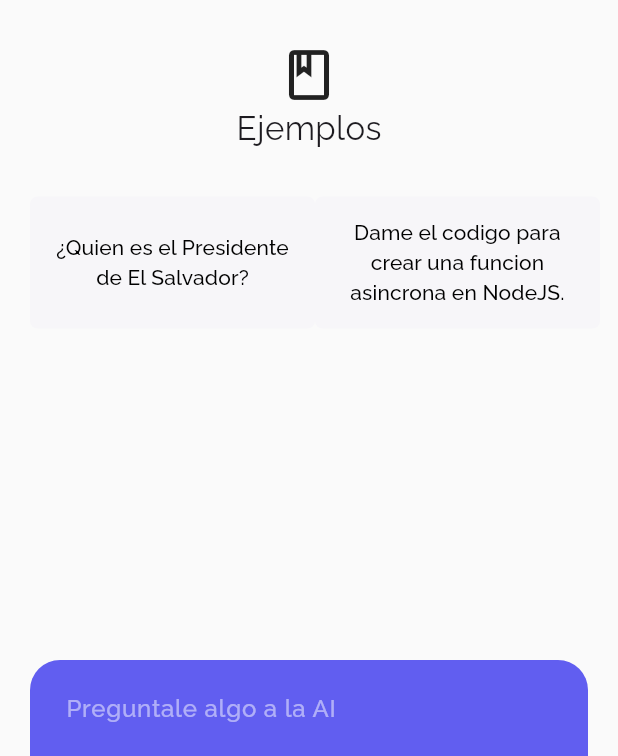
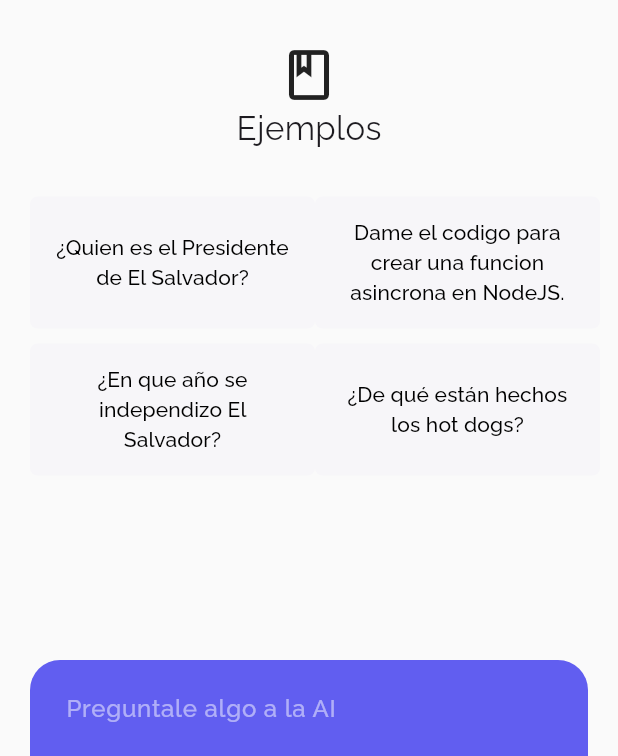
Before and after one commit to rjcalifornia/ethel-ai-chat, a Flutter app: the ChatScreen screen opened directly, on a phone screen of 412 x 824 dp, the part 480-1236 px from its top. Run offline on Flutter 3.47's test engine with Material 3 defaults, Android fonts, the light colour scheme and no system bars; our stand-ins replace flutter_chat_types, flutter_chat_ui, flutter_dotenv, google_fonts, material_symbols_icons, shared_preferences; accounts and stored records are empty.

Commit message:
Changes to be committed: 	modified:   lib/global.dart 	modified:   lib/ui/screens/chat.dart

```diff
--- a/lib/global.dart
+++ b/lib/global.dart
@@ -22,3 +22,8 @@ String ethelBasic =
     "${dotenv.env['API_URL']}v1/ethel-ia/basic/procesar-consulta";
 
 String ethelFull = "${dotenv.env['API_URL']}v1/ethel-ia/full/procesar-consulta";
+
+String question1 = "¿Quien es el Presidente de El Salvador?";
+String question2 = "Dame el codigo para crear una funcion asincrona en NodeJS.";
+String question3 = "¿En que año se independizo El Salvador?";
+String question4 = "¿De qué están hechos los hot dogs?";
--- a/lib/ui/screens/chat.dart
+++ b/lib/ui/screens/chat.dart
@@ -161,15 +161,14 @@ class _ChatScreenState extends State<ChatScreen> {
                                           borderRadius:
                                               BorderRadius.circular(5.0)),
                                       backgroundColor: const Color(0xffF7F6F9)),
-                                  child: const Text(
-                                    "¿Quien es el Presidente de El Salvador?",
+                                  child: Text(
+                                    question1,
                                     textAlign: TextAlign.center,
-                                    style: TextStyle(color: Colors.black),
+                                    style: const TextStyle(color: Colors.black),
                                   ),
                                   onPressed: () {
-                                    _handleSendPressed(const types.PartialText(
-                                        text:
-                                            "¿Quien es el Presidente de El Salvador?"));
+                                    _handleSendPressed(
+                                        types.PartialText(text: question1));
                                   },
                                 )),
                             SizedBox(
@@ -181,20 +180,66 @@ class _ChatScreenState extends State<ChatScreen> {
                                           borderRadius:
                                               BorderRadius.circular(5.0)),
                                       backgroundColor: const Color(0xffF7F6F9)),
-                                  child: const Text(
-                                    "Dame el codigo para crear una funcion asincrona en NodeJS.",
+                                  child: Text(
+                                    question2,
                                     textAlign: TextAlign.center,
-                                    style: TextStyle(color: Colors.black),
+                                    style: const TextStyle(color: Colors.black),
                                   ),
                                   onPressed: () {
-                                    _handleSendPressed(const types.PartialText(
-                                      text:
-                                          "Dame el codigo para crear una funcion asincrona en NodeJS.",
+                                    _handleSendPressed(types.PartialText(
+                                      text: question2,
                                     ));
                                   },
                                 )),
                           ],
-                        )
+                        ),
+                        const SizedBox(
+                          height: 10,
+                        ),
+                        Row(
+                          mainAxisAlignment: MainAxisAlignment.spaceEvenly,
+                          children: [
+                            SizedBox(
+                                width: 190,
+                                height: 88,
+                                child: TextButton(
+                                  style: TextButton.styleFrom(
+                                      shape: RoundedRectangleBorder(
+                                          borderRadius:
+                                              BorderRadius.circular(5.0)),
+                                      backgroundColor: const Color(0xffF7F6F9)),
+                                  child: Text(
+                                    question3,
+                                    textAlign: TextAlign.center,
+                                    style: const TextStyle(color: Colors.black),
+                                  ),
+                                  onPressed: () {
+                                    _handleSendPressed(
+                                        types.PartialText(text: question3));
+                                  },
+                                )),
+                            SizedBox(
+                                width: 190,
+                                height: 88,
+                                child: TextButton(
+                                  style: TextButton.styleFrom(
+                                      shape: RoundedRectangleBorder(
+                                          borderRadius:
+                                              BorderRadius.circular(5.0)),
+                                      backgroundColor: const Color(0xffF7F6F9)),
+                                  child: Text(
+                                    question4,
+                                    textAlign: TextAlign.center,
+                                    style: const TextStyle(color: Colors.black),
+                                  ),
+                                  onPressed: () {
+                                    _handleSendPressed(types.PartialText(
+                                      text: question4,
+                                    ));
+                                  },
+                                )),
+                          ],
+                        ),
                       ],
                     ))
                   ],
```
